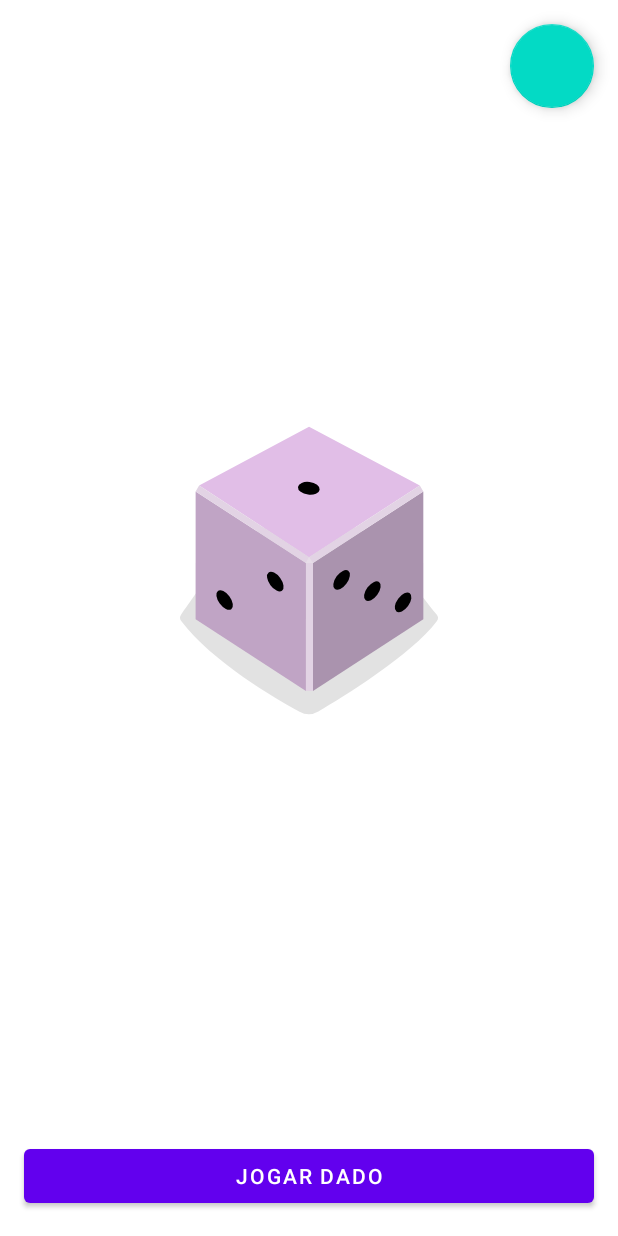
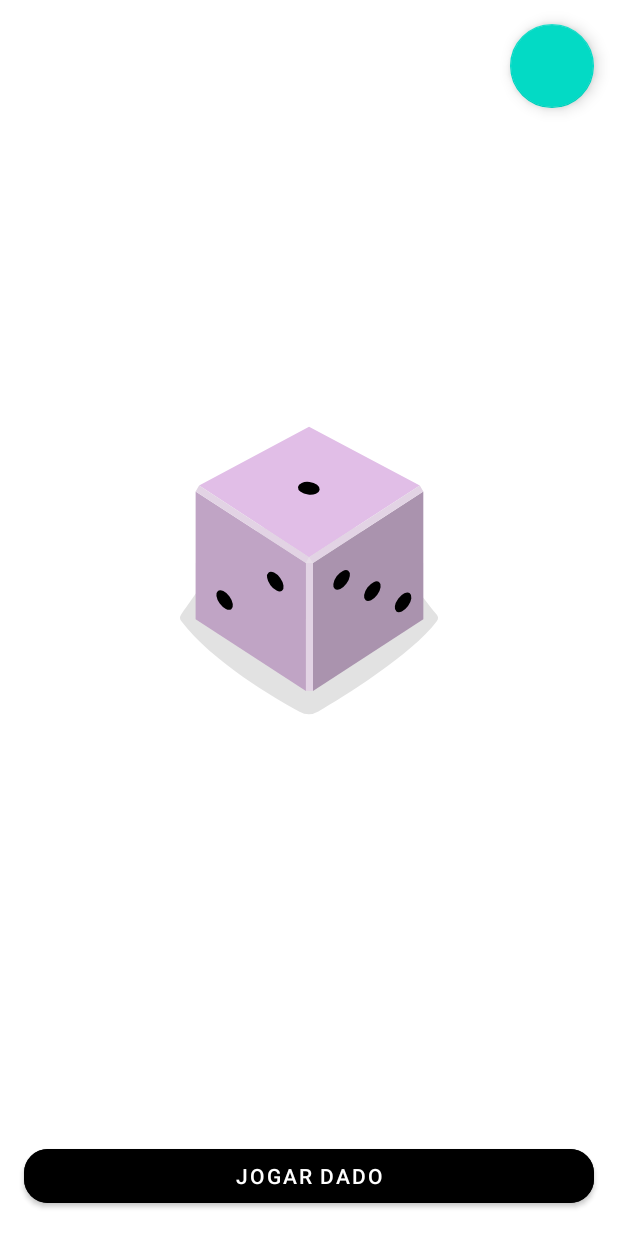
Before and after one commit to LorraneLobo/dice-roller, an Android app: the layout activity_main.xml on its own in the app's theme, with its tools: preview values and no code run, on a phone screen of 412 x 824 dp. Run offline under Robolectric (Android 15) with nearby library versions, the phone set to English and light mode, and no system bars; plain views replace ExpandableFab, ExpandableFabLayout.

Commit message:
update roll dice layout button

```diff
--- a/app/src/main/res/layout/activity_main.xml
+++ b/app/src/main/res/layout/activity_main.xml
@@ -26,6 +26,8 @@
         android:layout_marginHorizontal="@dimen/margin_4"
         android:layout_marginBottom="@dimen/margin_4"
         android:text="@string/dice_button_text"
+        android:backgroundTint="@color/black"
+        app:cornerRadius="16dp"
         app:layout_constraintBottom_toBottomOf="parent"
         app:layout_constraintEnd_toEndOf="parent"
         app:layout_constraintStart_toStartOf="parent" />
```
